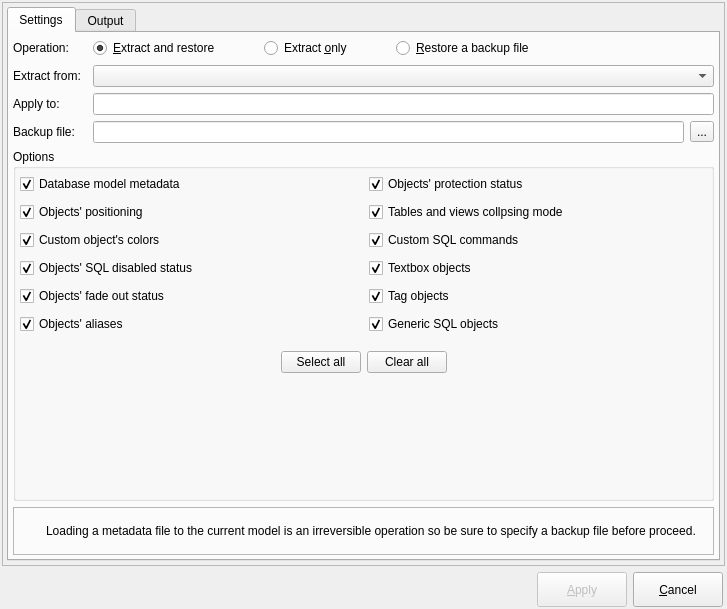
Old version of the form libpgmodeler_ui/ui/metadatahandlingform.ui in the repository pgmodeler/pgmodeler.
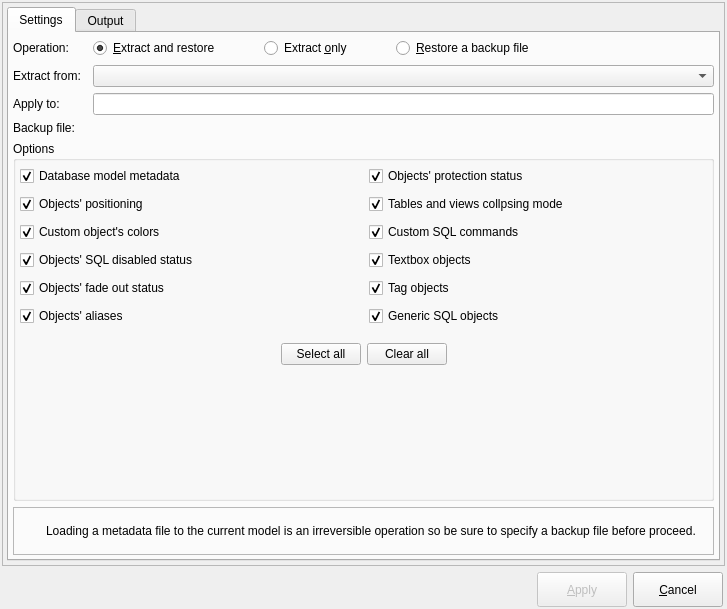
New version of the form. Icons and pictures are not drawn.

```diff
--- a/libpgmodeler_ui/ui/metadatahandlingform.ui
+++ b/libpgmodeler_ui/ui/metadatahandlingform.ui
@@ -987,40 +987,6 @@
             </property>
            </widget>
           </item>
-          <item row="6" column="2">
-           <layout class="QHBoxLayout" name="horizontalLayout_3">
-            <item>
-             <widget class="QLineEdit" name="backup_file_edt">
-              <property name="clearButtonEnabled">
-               <bool>true</bool>
-              </property>
-             </widget>
-            </item>
-            <item>
-             <widget class="QToolButton" name="select_file_tb">
-              <property name="enabled">
-               <bool>true</bool>
-              </property>
-              <property name="toolTip">
-               <string>Select file</string>
-              </property>
-              <property name="text">
-               <string>...</string>
-              </property>
-              <property name="icon">
-               <iconset resource="../res/resources.qrc">
-                <normaloff>:/icones/icones/abrir.png</normaloff>:/icones/icones/abrir.png</iconset>
-              </property>
-              <property name="iconSize">
-               <size>
-                <width>22</width>
-                <height>22</height>
-               </size>
-              </property>
-             </widget>
-            </item>
-           </layout>
-          </item>
           <item row="3" column="2">
            <widget class="QComboBox" name="extract_from_cmb"/>
           </item>
@@ -1217,6 +1183,9 @@
             </property>
            </widget>
           </item>
+          <item row="6" column="1" colspan="2">
+           <widget class="QWidget" name="fsel" native="true"/>
+          </item>
          </layout>
         </widget>
         <widget class="QWidget" name="tab_2">
```
